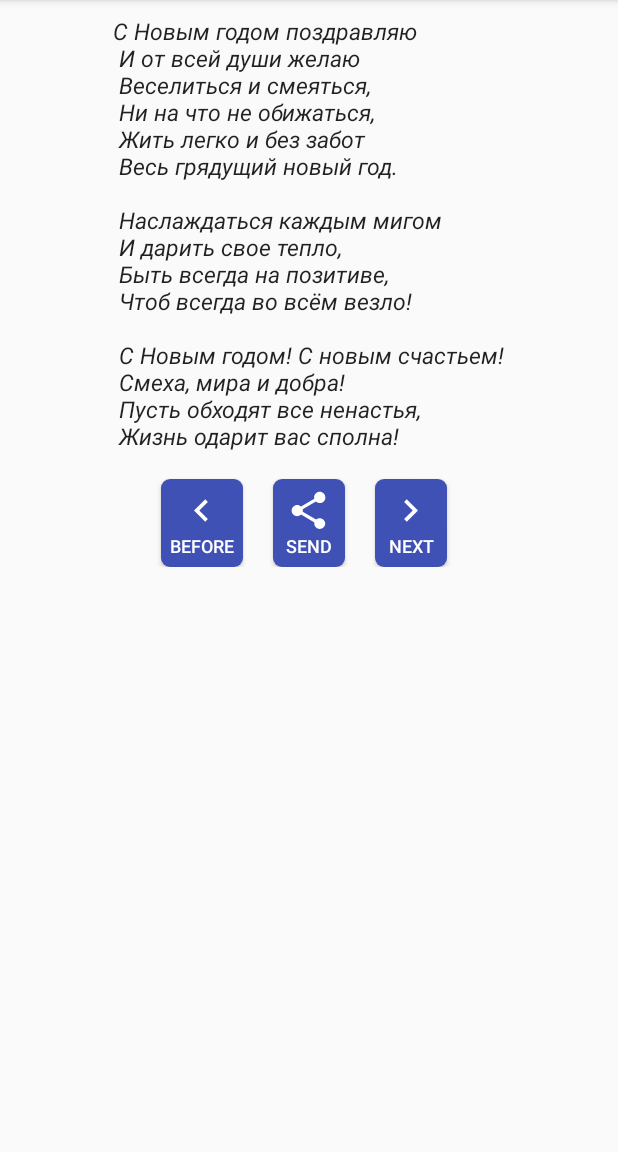
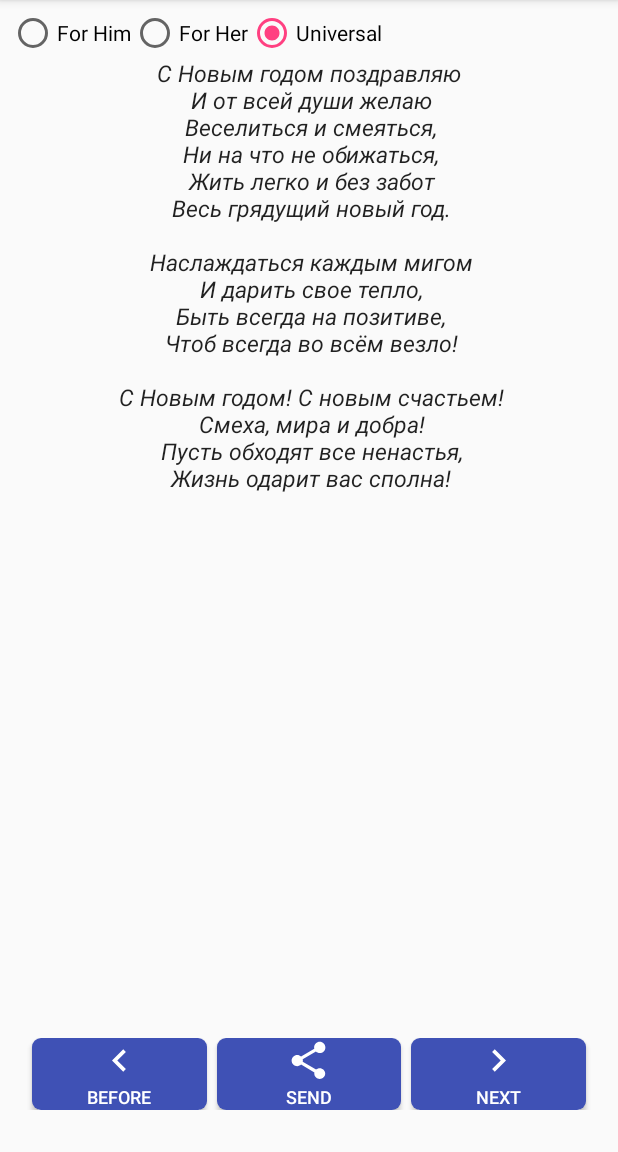
Before and after one commit to solandmedotru/Universal_Congratulator, an Android app: the TextActivity screen opened directly, with no data from a screen before it, on a phone screen of 412 x 824 dp, the part 84-1236 px from its top. Run offline under Robolectric (Android 15) with nearby library versions, the light colour scheme and no system bars; libraries missing offline, so code that uses them is left out: com.readystatesoftware.sqliteasset; 7 statements that could not run were skipped.

Commit message:
Добавил функционал к радиокнопкам.

```diff
--- a/app/build.gradle
+++ b/app/build.gradle
@@ -8,8 +8,8 @@ android {
         applicationId "ru.solandme.universal_congratulator"
         minSdkVersion 16
         targetSdkVersion 23
-        versionCode 4
-        versionName "1.4"
+        versionCode 5
+        versionName "1.5"
     }
     buildTypes {
         release {
--- a/app/src/main/java/ru/solandme/universal_congratulator/Holiday.java
+++ b/app/src/main/java/ru/solandme/universal_congratulator/Holiday.java
@@ -4,7 +4,6 @@ public class Holiday {
     int _id;
     String holidayName;
     String[] congratulates;
-    int sex;
 
     public static final int UNIVERSAL = 0;
     public static final int FOR_HIM = 1;
@@ -36,12 +35,4 @@ public class Holiday {
     public void setCongratulates(String[] congratulates) {
         this.congratulates = congratulates;
     }
-
-    public int getSex() {
-        return sex;
-    }
-
-    public void setSex(int sex) {
-        this.sex = sex;
-    }
 }
--- a/app/src/main/java/ru/solandme/universal_congratulator/TextActivity.java
+++ b/app/src/main/java/ru/solandme/universal_congratulator/TextActivity.java
@@ -7,6 +7,9 @@ import android.support.v7.app.AppCompatActivity;
 import android.os.Bundle;
 import android.view.View;
 import android.widget.Button;
+import android.widget.ProgressBar;
+import android.widget.RadioButton;
+import android.widget.RadioGroup;
 import android.widget.TextView;
 
 
@@ -23,46 +26,82 @@ public class TextActivity extends AppCompatActivity {
 
     DatabaseHelper sqlHelper;
     Cursor userCursor;
+    ProgressBar progressBar;
 
     @Override
     protected void onCreate(Bundle savedInstanceState) {
         super.onCreate(savedInstanceState);
         setContentView(R.layout.activity_text);
 
-
-
         sqlHelper = new DatabaseHelper(getApplicationContext());
         // создаем базу данных
         sqlHelper.setForcedUpgrade();
         sqlHelper.getReadableDatabase();
-        initHoliday();
         initViews();
+    }
 
+    @Override
+    protected void onResume() {
+        super.onResume();
     }
+
     @Override
     protected void onDestroy() {
         super.onDestroy();
         sqlHelper.close();
         sqlHelper.database.close();
     }
-    private void initHoliday() {
+
+    private void initViews() {
+
+        btnNext = (Button) findViewById(R.id.btnNext);
+        textCongratulate = (TextView) findViewById(R.id.textCongratulate);
+
         currentCongratulateTextPosition = 0;
         holiday = new Holiday();
         holiday.setHolidayName(getHolidayNameFromIntent());
-        holiday.setCongratulates(getCongratulateArray());
-        holiday.setSex(Holiday.UNIVERSAL);
+        holiday.setCongratulates(getCongratulateArray(Holiday.UNIVERSAL));
+
+        progressBar = (ProgressBar) findViewById(R.id.progressBar);
+
+        RadioGroup radioGroup = (RadioGroup) findViewById(R.id.radioGroup);
+        RadioButton radioButtonForHer = (RadioButton) findViewById(R.id.radioButtonForHer);
+        RadioButton radioButtonForHim = (RadioButton) findViewById(R.id.radioButtonForHim);
+
+        if (((holiday.getHolidayName().equals("WomanDay")) || (holiday.getHolidayName().equals("NewYear")) || (holiday.getHolidayName().equals("MansDay")))) {
+            radioButtonForHer.setEnabled(false);
+            radioButtonForHim.setEnabled(false);
+        }
+        radioGroup.setOnCheckedChangeListener(new RadioGroup.OnCheckedChangeListener() {
+
+            @Override
+            public void onCheckedChanged(RadioGroup group, int checkedId) {
+                // TODO Auto-generated method stub
+                switch (checkedId) {
+                    case R.id.radioButtonUniversal:
+                        holiday.setCongratulates(getCongratulateArray(Holiday.UNIVERSAL));
+                        break;
+                    case R.id.radioButtonForHim:
+                        holiday.setCongratulates(getCongratulateArray(Holiday.FOR_HIM));
+                        break;
+                    case R.id.radioButtonForHer:
+                        holiday.setCongratulates(getCongratulateArray(Holiday.FOR_HER));
+                        break;
+                    default:
+                        holiday.setCongratulates(getCongratulateArray(Holiday.UNIVERSAL));
+                        break;
+                }
+                textCongratulate.setText(getRndTextCongratulate());
+                progressBar.setMax(holiday.congratulates.length);
+                progressBar.setProgress(currentCongratulateTextPosition);
+            }
+        });
+        progressBar.setMax(holiday.congratulates.length);
+        progressBar.setProgress(currentCongratulateTextPosition);
     }
 
-    private void initViews() {
-        btnNext = (Button) findViewById(R.id.btnNext);
-        textCongratulate = (TextView) findViewById(R.id.textCongratulate);
 
-        if (holiday.getHolidayName() != null) {
-            textCongratulate.setText(getRndTextCongratulate());
-        }
-    }
-
-    private String[] getCongratulateArray() {
+    private String[] getCongratulateArray(int filter) {
         // TODO реализовать выборку из базы данных
 
         ArrayList<String> myArrayList = new ArrayList<>();
@@ -73,7 +112,8 @@ public class TextActivity extends AppCompatActivity {
         }
 
         userCursor = sqlHelper.database.rawQuery("select * from " + DatabaseHelper.TABLE + " where " +
-                DatabaseHelper.HOLIDAY + "=?", new String[]{holiday.getHolidayName()});
+                DatabaseHelper.HOLIDAY + "=? AND " + DatabaseHelper.SEX + "=?", new String[]{holiday.getHolidayName(), String.valueOf(filter)});
+
 
         while (userCursor.moveToNext()) {
             String note = userCursor.getString(1);
@@ -137,6 +177,7 @@ public class TextActivity extends AppCompatActivity {
     private String getRndTextCongratulate() {
         int rndPosition = new Random().nextInt(holiday.getCongratulates().length);
         currentCongratulateTextPosition = rndPosition;
+        progressBar.setProgress(currentCongratulateTextPosition);
         return holiday.getCongratulates()[rndPosition];
     }
 
@@ -151,9 +192,11 @@ public class TextActivity extends AppCompatActivity {
         switch (v.getId()) {
             case R.id.btnNext:
                 textCongratulate.setText(getNextTextCongratulate());
+                progressBar.setProgress(currentCongratulateTextPosition);
                 break;
             case R.id.btnPrev:
                 textCongratulate.setText(getPrevTextCongratulate());
+                progressBar.setProgress(currentCongratulateTextPosition);
                 break;
             case R.id.btnSend:
                 String message = textCongratulate.getText().toString();
--- a/app/src/main/res/layout/activity_text.xml
+++ b/app/src/main/res/layout/activity_text.xml
@@ -1,112 +1,125 @@
 <?xml version="1.0" encoding="utf-8"?>
-<LinearLayout xmlns:android="http://schemas.android.com/apk/res/android"
+<RelativeLayout xmlns:android="http://schemas.android.com/apk/res/android"
     xmlns:tools="http://schemas.android.com/tools"
     android:layout_width="match_parent"
     android:layout_height="match_parent"
-    tools:context="ru.solandme.universal_congratulator.TextActivity"
-    android:orientation="vertical">
+    android:padding="6dp"
+    tools:context="ru.solandme.universal_congratulator.TextActivity">
 
-<!--    <RadioGroup
+    <RadioGroup
+        android:id="@+id/radioGroup"
         android:layout_width="match_parent"
         android:layout_height="wrap_content"
-        android:orientation="horizontal"
-        android:layout_margin="10dp">
+        android:layout_alignParentTop="true"
+        android:orientation="horizontal">
 
         <RadioButton
+            android:id="@+id/radioButtonForHim"
             android:layout_width="wrap_content"
             android:layout_height="wrap_content"
-            android:text="@string/forHim"
-            android:id="@+id/radioButton"
-            android:checked="false" />
+            android:checked="false"
+            android:text="@string/forHim" />
 
         <RadioButton
+            android:id="@+id/radioButtonForHer"
             android:layout_width="wrap_content"
             android:layout_height="wrap_content"
-            android:text="@string/forHer"
-            android:id="@+id/radioButton2"
-            android:checked="false" />
+            android:checked="false"
+            android:text="@string/forHer" />
 
         <RadioButton
+            android:id="@+id/radioButtonUniversal"
             android:layout_width="wrap_content"
             android:layout_height="wrap_content"
-            android:text="@string/universal"
-            android:id="@+id/radioButton3"
-            android:checked="true"/>
-    </RadioGroup>-->
+            android:checked="true"
+            android:text="@string/universal" />
+    </RadioGroup>
 
     <ScrollView
+        android:id="@+id/scrollView2"
+        android:layout_width="match_parent"
+        android:layout_height="match_parent"
+        android:layout_above="@+id/linearLayout"
+        android:layout_below="@+id/radioGroup">
+
+        <TextView
+            android:id="@+id/textCongratulate"
+            android:layout_width="wrap_content"
+            android:layout_height="wrap_content"
+            android:layout_gravity="center_horizontal"
+            android:text="@string/textFldEmpty"
+            android:textAlignment="center"
+            android:textAppearance="?android:attr/textAppearanceLarge"
+            android:textSize="15sp"
+            android:textStyle="italic" />
+    </ScrollView>
+
+
+    <ProgressBar
+        android:id="@+id/progressBar"
+        style="@android:style/Widget.Holo.ProgressBar.Horizontal"
         android:layout_width="match_parent"
         android:layout_height="wrap_content"
-        android:id="@+id/scrollView2" >
+        android:layout_alignParentBottom="true"
+        android:layout_marginLeft="6dp"
+        android:layout_marginRight="6dp"
+        android:visibility="visible" />
 
-        <RelativeLayout
+    <LinearLayout
+        android:id="@+id/linearLayout"
         android:layout_width="match_parent"
-            android:layout_height="match_parent"
-            android:layout_marginTop="10dp">
-
-            <TextView
-                android:layout_width="wrap_content"
         android:layout_height="wrap_content"
-                android:textAppearance="?android:attr/textAppearanceLarge"
-                android:text="@string/textFldEmpty"
-                android:id="@+id/textCongratulate"
-                android:layout_alignParentTop="true"
-                android:layout_centerHorizontal="true"
-                android:textSize="15sp"
-                android:textStyle="italic"
-                android:theme="@style/AppTheme" />
+        android:layout_above="@id/progressBar"
+        android:layout_margin="6dp"
+        android:orientation="horizontal">
 
         <Button
+            android:id="@+id/btnPrev"
             style="?android:attr/buttonStyleSmall"
-                android:layout_width="wrap_content"
+            android:layout_width="match_parent"
             android:layout_height="wrap_content"
-                android:text="@string/textBtnSend"
-                android:id="@+id/btnSend"
-                android:drawableTop="@drawable/ic_share_24dp"
+            android:layout_gravity="bottom"
+            android:layout_marginLeft="9dp"
+            android:layout_marginRight="3dp"
+            android:layout_weight="1"
             android:background="@drawable/custom_btn_background"
+            android:drawableTop="@drawable/ic_chevron_left_24dp"
+            android:onClick="onClick"
+            android:text="@string/textBtnPrev"
             android:textColor="@android:color/white"
-                android:layout_below="@+id/textCongratulate"
-                android:layout_centerHorizontal="true"
-                android:layout_marginLeft="20dp"
-                android:padding="6dp"
-                android:textSize="12sp"
-                android:onClick="onClick" />
+            android:textSize="12sp" />
 
         <Button
+            android:id="@+id/btnSend"
             style="?android:attr/buttonStyleSmall"
-                android:layout_width="wrap_content"
+            android:layout_width="match_parent"
             android:layout_height="wrap_content"
-                android:text="@string/textBtnNext"
-                android:id="@+id/btnNext"
-                android:drawableTop="@drawable/ic_chevron_right_24dp"
+            android:layout_gravity="bottom"
+            android:layout_marginLeft="3dp"
+            android:layout_marginRight="3dp"
+            android:layout_weight="1"
             android:background="@drawable/custom_btn_background"
+            android:drawableTop="@drawable/ic_share_24dp"
+            android:onClick="onClick"
+            android:text="@string/textBtnSend"
             android:textColor="@android:color/white"
-                android:layout_alignTop="@+id/btnSend"
-                android:layout_toRightOf="@+id/btnSend"
-                android:layout_toEndOf="@+id/btnSend"
-                android:textSize="12sp"
-                android:padding="6dp"
-                android:layout_marginLeft="20dp"
-                android:onClick="onClick" />
+            android:textSize="12sp" />
 
         <Button
+            android:id="@+id/btnNext"
             style="?android:attr/buttonStyleSmall"
-                android:layout_width="wrap_content"
+            android:layout_width="match_parent"
             android:layout_height="wrap_content"
-                android:text="@string/textBtnPrev"
-                android:id="@+id/btnPrev"
-                android:drawableTop="@drawable/ic_chevron_left_24dp"
+            android:layout_gravity="bottom"
+            android:layout_marginLeft="3dp"
+            android:layout_marginRight="9dp"
+            android:layout_weight="1"
             android:background="@drawable/custom_btn_background"
+            android:drawableTop="@drawable/ic_chevron_right_24dp"
+            android:onClick="onClick"
+            android:text="@string/textBtnNext"
             android:textColor="@android:color/white"
-                android:layout_alignTop="@+id/btnSend"
-                android:layout_toLeftOf="@+id/btnSend"
-                android:layout_toStartOf="@+id/btnSend"
-                android:textSize="12sp"
-                android:padding="6dp"
-                android:layout_marginLeft="20dp"
-                android:onClick="onClick" />
+            android:textSize="12sp" />
+    </LinearLayout>
 
 </RelativeLayout>
-    </ScrollView>
-
-</LinearLayout>
```
Lines whose indentation alone changed are shown as unchanged.
